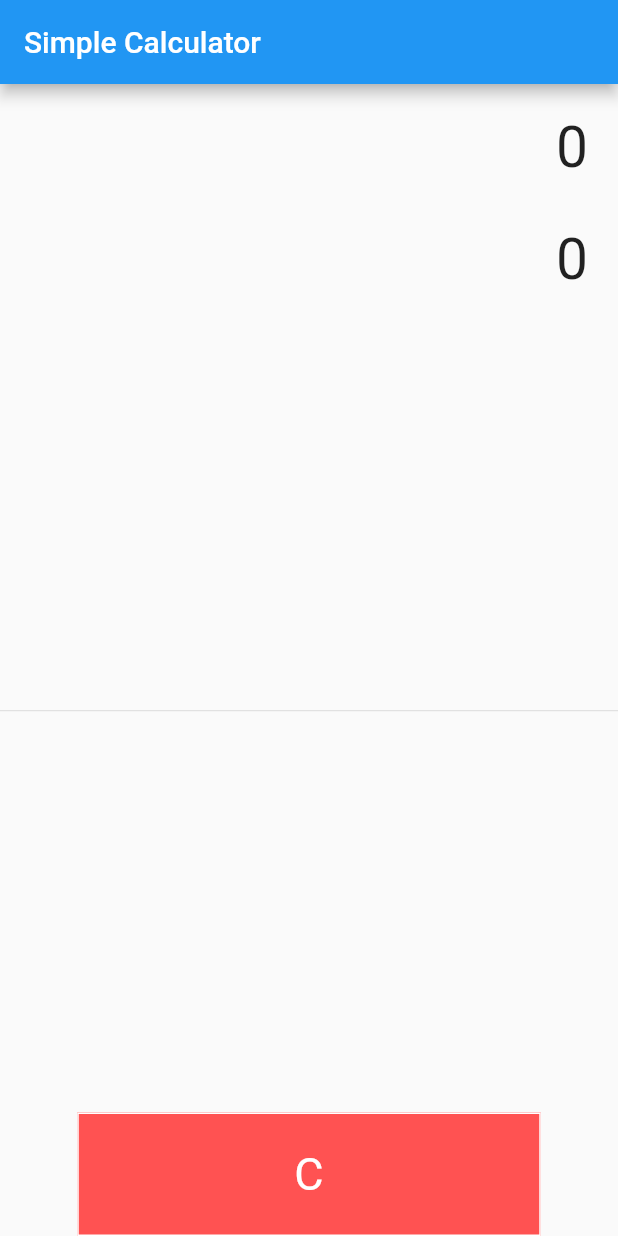
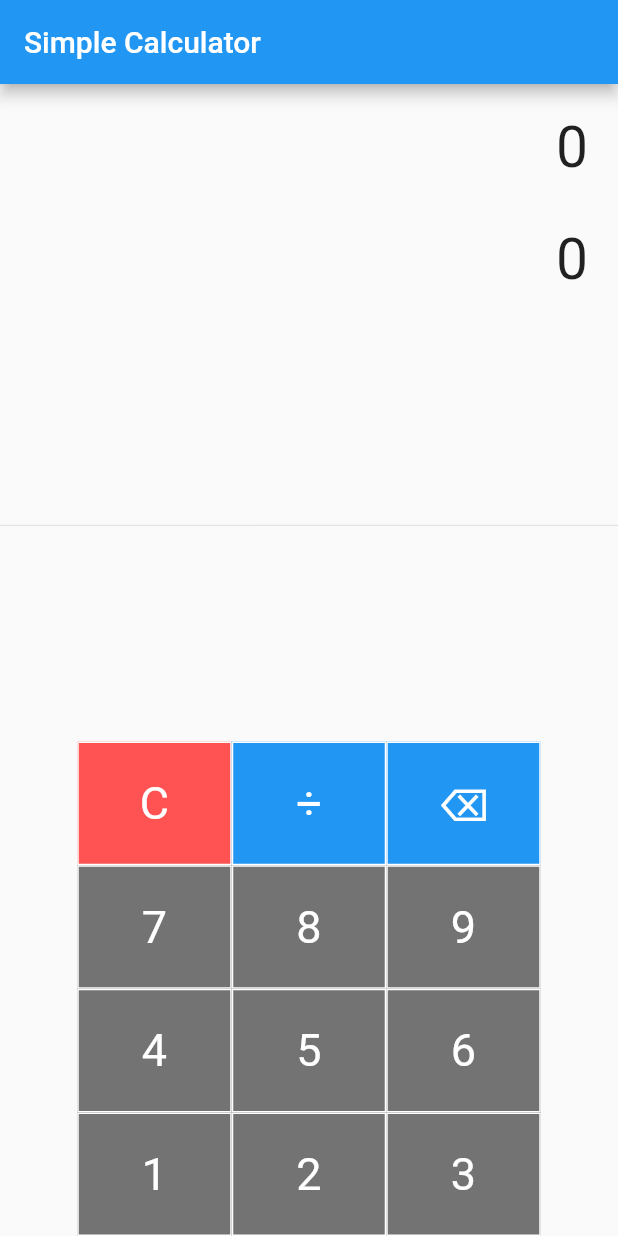
Before and after one commit to PatrykDembowski/flutter_patryk, a Flutter app: the screen it shows after launch, on a phone screen of 412 x 824 dp. Run offline on Flutter 3.47's test engine with Material 2 defaults, Android fonts, the phone set to English and light mode, and no system bars.

Commit message:
tworzenie przyciskow

```diff
--- a/lib/main.dart
+++ b/lib/main.dart
@@ -21,6 +21,30 @@ class SimpleCalculator extends StatefulWidget {
 }
 
 class _SimpleCalculatorState extends State<SimpleCalculator> {
+  Widget buildButton(String buttonText,double buttonHeight, Color buttonColor)
+  {
+    return Container(height: MediaQuery.of(context).size.height *0.1*buttonHeight,
+      color: buttonColor,
+      child:FlatButton
+        (shape:RoundedRectangleBorder(
+          borderRadius: BorderRadius.circular(0.0),
+          side:BorderSide(color: Colors.white,width: 1,style: BorderStyle.solid)
+      ),
+          padding: EdgeInsets.all(16.0),
+          onPressed: null,
+          child: Text(buttonText,
+            style: TextStyle(
+                fontSize: 30.0,
+                fontWeight: FontWeight.normal,
+                color: Colors.white
+
+
+            ),
+          )
+      ),
+
+    );
+  }
   @override
   Widget build(BuildContext context) {
     return Scaffold(
@@ -47,33 +71,41 @@ class _SimpleCalculatorState extends State<SimpleCalculator> {
                 child: Table(children: [
                   TableRow(
                     children: [
-                      Container(height: MediaQuery.of(context).size.height *0.1,
-                      color: Colors.redAccent,
-                  child:FlatButton
-                    (shape:RoundedRectangleBorder(
-                    borderRadius: BorderRadius.circular(0.0),
-                    side:BorderSide(color: Colors.white,width: 1,style: BorderStyle.solid)
+                      buildButton("C", 1, Colors.redAccent),
+                      buildButton("÷", 1, Colors.blue),
+                      buildButton("⌫", 1, Colors.blue),
+
+
+                ]),
+                  TableRow(
+                    children: [
+                      buildButton("7", 1, Colors.black54),
+                      buildButton("8", 1, Colors.black54),
+                      buildButton("9", 1, Colors.black54),
+                    ]
                   ),
-                    padding: EdgeInsets.all(16.0),
-                    onPressed: null,
-                    child: Text("C",
-                        style: TextStyle(
-                          fontSize: 30.0,
-                          fontWeight: FontWeight.normal,
-                          color: Colors.white
+                  TableRow(
+                      children: [
+                        buildButton("4", 1, Colors.black54),
+                        buildButton("5", 1, Colors.black54),
+                        buildButton("6", 1, Colors.black54),
+                      ]
+                  ),
+                  TableRow(
+                      children: [
+                        buildButton("1", 1, Colors.black54),
+                        buildButton("2", 1, Colors.black54),
+                        buildButton("3", 1, Colors.black54),
+                      ]
+                  ),
+              ],
+                ),
+          )
+    ],
+    ),
+  ]),
 
-                        )
+    );
 
-                    ),
-                  )
-                    ]
-                  )
-                ]),
-              )
-            ],
-          )
-    ]
-    )
-    );
   }
 }
```
